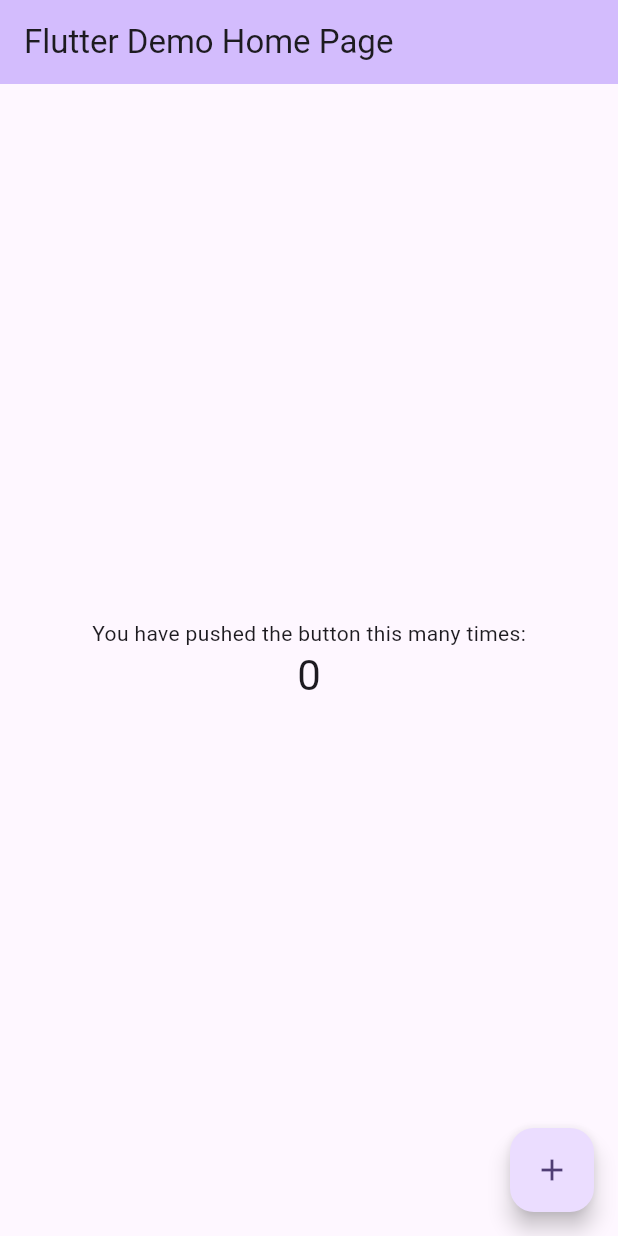
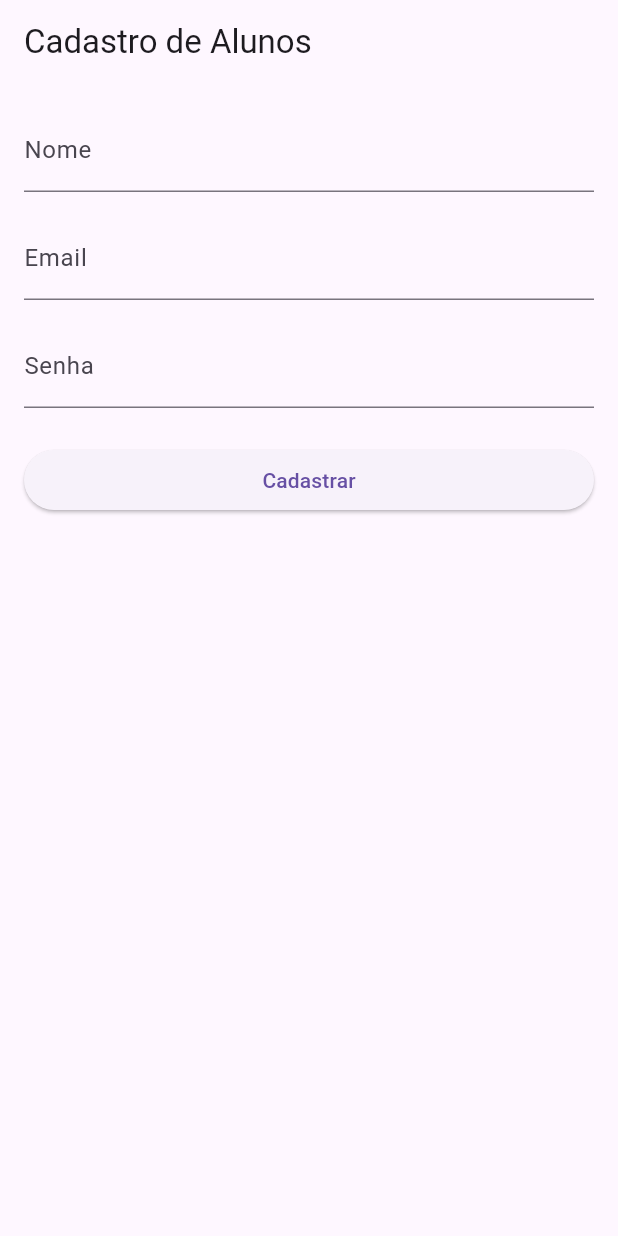
Before and after one commit to siyFred/projeto_escola_flutter, a Flutter app: the screen it shows after launch, on a phone screen of 412 x 824 dp. Run offline on Flutter 3.47's test engine with Material 3 defaults, Android fonts, the phone set to English and light mode, and no system bars.

Commit message:
alterações feitas

```diff
--- a/lib/main.dart
+++ b/lib/main.dart
@@ -1,122 +1,96 @@
 import 'package:flutter/material.dart';
 
 void main() {
-  runApp(const MyApp());
+  runApp(const Cadastro());
 }
 
-class MyApp extends StatelessWidget {
-  const MyApp({super.key});
+class Cadastro extends StatelessWidget {
+  const Cadastro({super.key});
 
-  // This widget is the root of your application.
   @override
   Widget build(BuildContext context) {
     return MaterialApp(
-      title: 'Flutter Demo',
-      theme: ThemeData(
-        // This is the theme of your application.
-        //
-        // TRY THIS: Try running your application with "flutter run". You'll see
-        // the application has a purple toolbar. Then, without quitting the app,
-        // try changing the seedColor in the colorScheme below to Colors.green
-        // and then invoke "hot reload" (save your changes or press the "hot
-        // reload" button in a Flutter-supported IDE, or press "r" if you used
-        // the command line to start the app).
-        //
-        // Notice that the counter didn't reset back to zero; the application
-        // state is not lost during the reload. To reset the state, use hot
-        // restart instead.
-        //
-        // This works for code too, not just values: Most code changes can be
-        // tested with just a hot reload.
-        colorScheme: ColorScheme.fromSeed(seedColor: Colors.deepPurple),
-      ),
-      home: const MyHomePage(title: 'Flutter Demo Home Page'),
+      title: "Tela de cadastro de alunos",
+      theme: ThemeData(primarySwatch: Colors.blue),
+      home: const TelaCadastro(),
     );
   }
 }
 
-class MyHomePage extends StatefulWidget {
-  const MyHomePage({super.key, required this.title});
-
-  // This widget is the home page of your application. It is stateful, meaning
-  // that it has a State object (defined below) that contains fields that affect
-  // how it looks.
-
-  // This class is the configuration for the state. It holds the values (in this
-  // case the title) provided by the parent (in this case the App widget) and
-  // used by the build method of the State. Fields in a Widget subclass are
-  // always marked "final".
-
-  final String title;
+class TelaCadastro extends StatefulWidget {
+  const TelaCadastro({super.key});
 
   @override
-  State<MyHomePage> createState() => _MyHomePageState();
+  State<TelaCadastro> createState() => _TelaCadastroState();
 }
 
-class _MyHomePageState extends State<MyHomePage> {
-  int _counter = 0;
+class _TelaCadastroState extends State<TelaCadastro> {
+  final TextEditingController _nomeController = TextEditingController();
+  final TextEditingController _emailController = TextEditingController();
+  final TextEditingController _senhaController = TextEditingController();
 
-  void _incrementCounter() {
+  void _cadastrarAluno() {
+    String nome = _nomeController.text;
+    String email = _emailController.text;
+    String senha = _senhaController.text;
+
+    showDialog(
+      context: context,
+      builder:
+          (_) => AlertDialog(
+            title: const Text('Dados cadastrados'),
+            content: Text('Nome: $nome\nEmail: $email\nSenha: $senha'),
+            actions: [
+              TextButton(
+                onPressed: () => Navigator.pop(context),
+                child: const Text('OK'),
+              ),
+            ],
+          ),
+    ).then((_) {
+      // Limpa os campos após o alerta ser fechado
+      _resetarFormulario();
+    });
+  }
+
+  void _resetarFormulario() {
     setState(() {
-      // This call to setState tells the Flutter framework that something has
-      // changed in this State, which causes it to rerun the build method below
-      // so that the display can reflect the updated values. If we changed
-      // _counter without calling setState(), then the build method would not be
-      // called again, and so nothing would appear to happen.
-      _counter++;
+      _nomeController.clear();
+      _emailController.clear();
+      _senhaController.clear();
     });
   }
 
   @override
   Widget build(BuildContext context) {
-    // This method is rerun every time setState is called, for instance as done
-    // by the _incrementCounter method above.
-    //
-    // The Flutter framework has been optimized to make rerunning build methods
-    // fast, so that you can just rebuild anything that needs updating rather
-    // than having to individually change instances of widgets.
     return Scaffold(
-      appBar: AppBar(
-        // TRY THIS: Try changing the color here to a specific color (to
-        // Colors.amber, perhaps?) and trigger a hot reload to see the AppBar
-        // change color while the other colors stay the same.
-        backgroundColor: Theme.of(context).colorScheme.inversePrimary,
-        // Here we take the value from the MyHomePage object that was created by
-        // the App.build method, and use it to set our appbar title.
-        title: Text(widget.title),
+      appBar: AppBar(title: const Text('Cadastro de Alunos')),
+      body: ListView(
+        padding: const EdgeInsets.all(16),
+        children: [
+          TextField(
+            controller: _nomeController,
+            decoration: const InputDecoration(labelText: 'Nome'),
+          ),
+          const SizedBox(height: 16),
+          TextField(
+            controller: _emailController,
+            decoration: const InputDecoration(labelText: 'Email'),
+            keyboardType: TextInputType.emailAddress,
+          ),
+          const SizedBox(height: 16),
+          TextField(
+            controller: _senhaController,
+            decoration: const InputDecoration(labelText: 'Senha'),
+            obscureText: true,
+          ),
+          const SizedBox(height: 24),
+          ElevatedButton(
+            onPressed: _cadastrarAluno,
+            child: const Text('Cadastrar'),
+          ),
+        ],
       ),
-      body: Center(
-        // Center is a layout widget. It takes a single child and positions it
-        // in the middle of the parent.
-        child: Column(
-          // Column is also a layout widget. It takes a list of children and
-          // arranges them vertically. By default, it sizes itself to fit its
-          // children horizontally, and tries to be as tall as its parent.
-          //
-          // Column has various properties to control how it sizes itself and
-          // how it positions its children. Here we use mainAxisAlignment to
-          // center the children vertically; the main axis here is the vertical
-          // axis because Columns are vertical (the cross axis would be
-          // horizontal).
-          //
-          // TRY THIS: Invoke "debug painting" (choose the "Toggle Debug Paint"
-          // action in the IDE, or press "p" in the console), to see the
-          // wireframe for each widget.
-          mainAxisAlignment: MainAxisAlignment.center,
-          children: <Widget>[
-            const Text('You have pushed the button this many times:'),
-            Text(
-              '$_counter',
-              style: Theme.of(context).textTheme.headlineMedium,
-            ),
-          ],
-        ),
-      ),
-      floatingActionButton: FloatingActionButton(
-        onPressed: _incrementCounter,
-        tooltip: 'Increment',
-        child: const Icon(Icons.add),
-      ), // This trailing comma makes auto-formatting nicer for build methods.
     );
   }
 }
```
Also changed, not shown: 2 other files.
